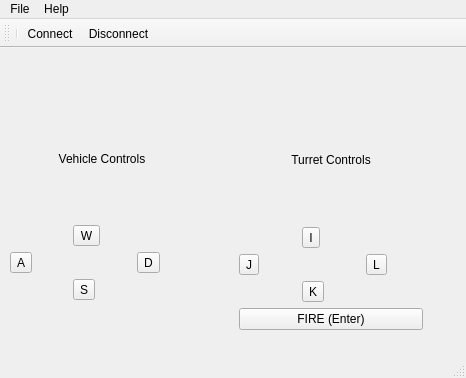
kc8hfi/powerwheels, file source/qt/remotecontrol/remotecontrolbase.ui: the form before one commit.
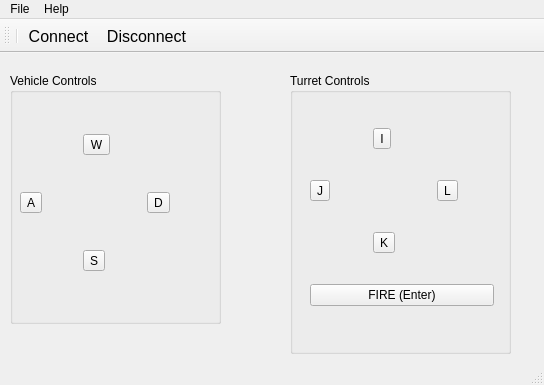
The form after the commit. Icons and pictures are not drawn.

Diff of the .ui file:
```diff
--- a/source/qt/remotecontrol/remotecontrolbase.ui
+++ b/source/qt/remotecontrol/remotecontrolbase.ui
@@ -6,35 +6,37 @@
    <rect>
     <x>0</x>
     <y>0</y>
-    <width>466</width>
-    <height>378</height>
+    <width>544</width>
+    <height>385</height>
    </rect>
   </property>
   <property name="windowTitle">
    <string>MainWindow</string>
   </property>
   <widget class="QWidget" name="centralwidget">
+   <widget class="QGroupBox" name="groupBox">
+    <property name="geometry">
+     <rect>
+      <x>10</x>
+      <y>20</y>
+      <width>211</width>
+      <height>251</height>
+     </rect>
+    </property>
+    <property name="title">
+     <string>Vehicle Controls</string>
+    </property>
    <widget class="QWidget" name="layoutWidget">
     <property name="geometry">
      <rect>
       <x>10</x>
-      <y>50</y>
+       <y>30</y>
       <width>184</width>
       <height>202</height>
      </rect>
     </property>
     <layout class="QGridLayout" name="gridLayout">
-     <item row="0" column="0" colspan="3">
-      <widget class="QLabel" name="vehicleControlLabel">
-       <property name="text">
-        <string>Vehicle Controls</string>
-       </property>
-       <property name="alignment">
-        <set>Qt::AlignCenter</set>
-       </property>
-      </widget>
-     </item>
-     <item row="1" column="0">
+      <item row="0" column="0">
       <spacer name="horizontalSpacer_4">
        <property name="orientation">
         <enum>Qt::Horizontal</enum>
@@ -47,7 +49,7 @@
        </property>
       </spacer>
      </item>
-     <item row="1" column="1">
+      <item row="0" column="1">
       <widget class="QToolButton" name="forwardButton">
        <property name="text">
         <string>W</string>
@@ -67,7 +69,7 @@
        </property>
       </widget>
      </item>
-     <item row="1" column="2">
+      <item row="0" column="2">
       <spacer name="horizontalSpacer_2">
        <property name="orientation">
         <enum>Qt::Horizontal</enum>
@@ -80,7 +82,7 @@
        </property>
       </spacer>
      </item>
-     <item row="2" column="0">
+      <item row="1" column="0">
       <widget class="QToolButton" name="leftButton">
        <property name="text">
         <string>A</string>
@@ -100,7 +102,7 @@
        </property>
       </widget>
      </item>
-     <item row="2" column="1">
+      <item row="1" column="1">
       <spacer name="horizontalSpacer_5">
        <property name="orientation">
         <enum>Qt::Horizontal</enum>
@@ -113,7 +115,20 @@
        </property>
       </spacer>
      </item>
-     <item row="2" column="2">
+      <item row="2" column="0">
+       <spacer name="horizontalSpacer">
+        <property name="orientation">
+         <enum>Qt::Horizontal</enum>
+        </property>
+        <property name="sizeHint" stdset="0">
+         <size>
+          <width>58</width>
+          <height>20</height>
+         </size>
+        </property>
+       </spacer>
+      </item>
+      <item row="1" column="2">
       <widget class="QToolButton" name="rightButton">
        <property name="text">
         <string>D</string>
@@ -133,8 +148,8 @@
        </property>
       </widget>
      </item>
-     <item row="3" column="0">
-      <spacer name="horizontalSpacer">
+      <item row="2" column="2">
+       <spacer name="horizontalSpacer_3">
        <property name="orientation">
         <enum>Qt::Horizontal</enum>
        </property>
@@ -146,7 +161,7 @@
        </property>
       </spacer>
      </item>
-     <item row="3" column="1">
+      <item row="2" column="1">
       <widget class="QToolButton" name="reverseButton">
        <property name="text">
         <string>S</string>
@@ -166,42 +181,38 @@
        </property>
       </widget>
      </item>
-     <item row="3" column="2">
-      <spacer name="horizontalSpacer_3">
-       <property name="orientation">
-        <enum>Qt::Horizontal</enum>
-       </property>
-       <property name="sizeHint" stdset="0">
-        <size>
-         <width>58</width>
-         <height>20</height>
-        </size>
-       </property>
-      </spacer>
-     </item>
-    </layout>
-   </widget>
+     </layout>
+    </widget>
+   </widget>
+   <widget class="QGroupBox" name="groupBox_2">
+    <property name="geometry">
+     <rect>
+      <x>290</x>
+      <y>20</y>
+      <width>221</width>
+      <height>281</height>
+     </rect>
+    </property>
+    <property name="title">
+     <string>Turret Controls</string>
+    </property>
+    <property name="flat">
+     <bool>false</bool>
+    </property>
+    <property name="checkable">
+     <bool>false</bool>
+    </property>
    <widget class="QWidget" name="layoutWidget">
     <property name="geometry">
      <rect>
-      <x>239</x>
-      <y>50</y>
+       <x>20</x>
+       <y>30</y>
       <width>184</width>
       <height>232</height>
      </rect>
     </property>
     <layout class="QGridLayout" name="gridLayout_2">
-     <item row="0" column="0" colspan="3">
-      <widget class="QLabel" name="turretControlLabel">
-       <property name="text">
-        <string>Turret Controls</string>
-       </property>
-       <property name="alignment">
-        <set>Qt::AlignCenter</set>
-       </property>
-      </widget>
-     </item>
-     <item row="1" column="0">
+      <item row="0" column="0">
       <spacer name="horizontalSpacer_9">
        <property name="orientation">
         <enum>Qt::Horizontal</enum>
@@ -214,7 +225,7 @@
        </property>
       </spacer>
      </item>
-     <item row="1" column="1">
+      <item row="0" column="1">
       <widget class="QToolButton" name="turretUpButton">
        <property name="text">
         <string>I</string>
@@ -234,7 +245,7 @@
        </property>
       </widget>
      </item>
-     <item row="1" column="2">
+      <item row="0" column="2">
       <spacer name="horizontalSpacer_10">
        <property name="orientation">
         <enum>Qt::Horizontal</enum>
@@ -247,7 +258,7 @@
        </property>
       </spacer>
      </item>
-     <item row="2" column="0">
+      <item row="1" column="0">
       <widget class="QToolButton" name="turretLeftButton">
        <property name="text">
         <string>J</string>
@@ -267,7 +278,7 @@
        </property>
       </widget>
      </item>
-     <item row="2" column="1">
+      <item row="1" column="1">
       <spacer name="horizontalSpacer_8">
        <property name="orientation">
         <enum>Qt::Horizontal</enum>
@@ -280,7 +291,7 @@
        </property>
       </spacer>
      </item>
-     <item row="2" column="2">
+      <item row="1" column="2">
       <widget class="QToolButton" name="turretRightButton">
        <property name="text">
         <string>L</string>
@@ -300,7 +311,7 @@
        </property>
       </widget>
      </item>
-     <item row="3" column="0">
+      <item row="2" column="0">
       <spacer name="horizontalSpacer_6">
        <property name="orientation">
         <enum>Qt::Horizontal</enum>
@@ -313,7 +324,7 @@
        </property>
       </spacer>
      </item>
-     <item row="3" column="1">
+      <item row="2" column="1">
       <widget class="QToolButton" name="turretDownButton">
        <property name="text">
         <string>K</string>
@@ -333,7 +344,7 @@
        </property>
       </widget>
      </item>
-     <item row="3" column="2">
+      <item row="2" column="2">
       <spacer name="horizontalSpacer_7">
        <property name="orientation">
         <enum>Qt::Horizontal</enum>
@@ -346,7 +357,7 @@
        </property>
       </spacer>
      </item>
-     <item row="4" column="0" colspan="3">
+      <item row="3" column="0" colspan="3">
       <widget class="QPushButton" name="fireButton">
        <property name="text">
         <string>FIRE (Enter)</string>
@@ -356,12 +367,13 @@
     </layout>
    </widget>
   </widget>
+  </widget>
   <widget class="QMenuBar" name="menubar">
    <property name="geometry">
     <rect>
      <x>0</x>
      <y>0</y>
-     <width>466</width>
+     <width>544</width>
      <height>21</height>
     </rect>
    </property>
@@ -380,7 +392,13 @@
    <addaction name="menuFile"/>
    <addaction name="menuHelp"/>
   </widget>
-  <widget class="QStatusBar" name="statusBar"/>
+  <widget class="QStatusBar" name="statusBar">
+   <property name="font">
+    <font>
+     <pointsize>12</pointsize>
+    </font>
+   </property>
+  </widget>
   <widget class="QToolBar" name="toolBar">
    <property name="minimumSize">
     <size>
@@ -388,6 +406,11 @@
      <height>20</height>
     </size>
    </property>
+   <property name="font">
+    <font>
+     <pointsize>12</pointsize>
+    </font>
+   </property>
    <property name="windowTitle">
     <string>toolBar</string>
    </property>
```
Left out of the diff: 34 changed lines with no effect on the pictures. Lines whose indentation alone changed are shown as unchanged.
